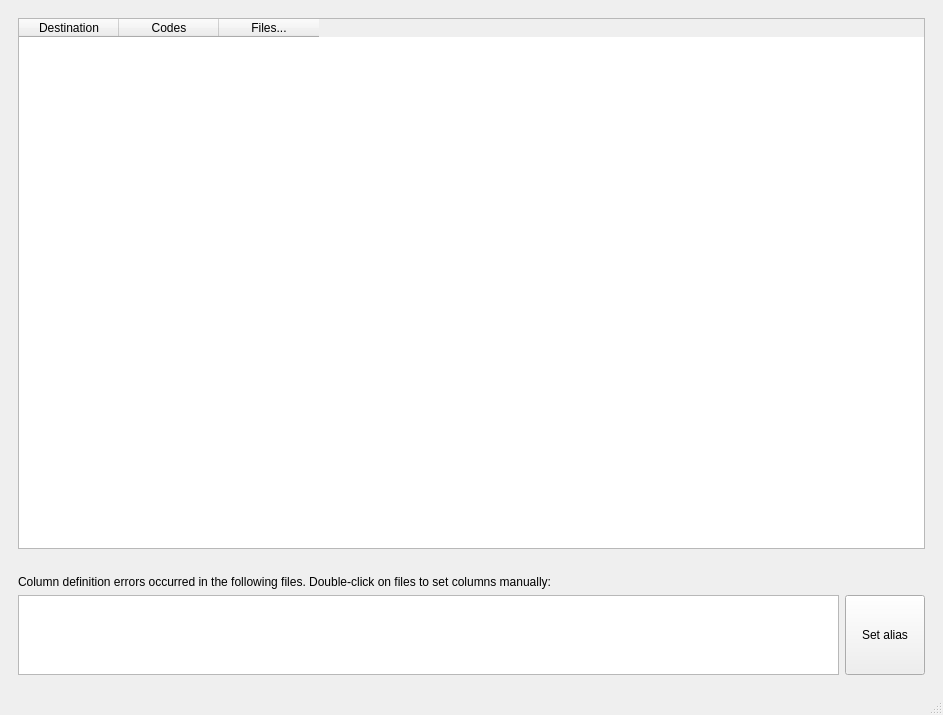
First picture: the form in view/MainWindow.ui, repository VladimirAugust/RatesComporator, before the edit.
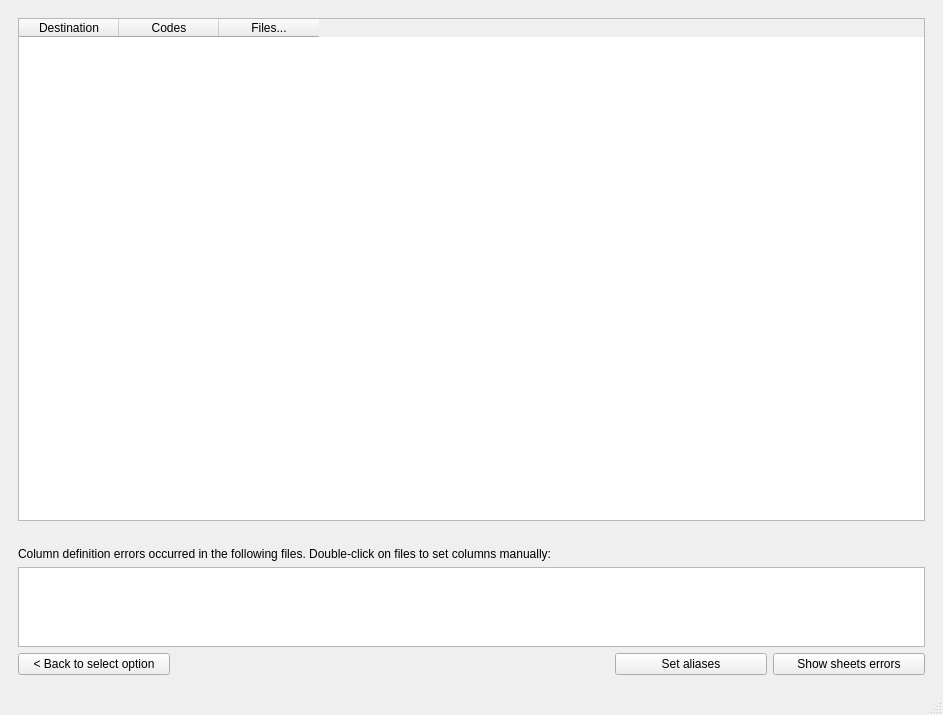
Second picture: the form after the edit. The open tabs and pages were chosen to show the change.

Commit message: + sheet errors recognition UI

Diff of the .ui file:
```diff
--- a/view/MainWindow.ui
+++ b/view/MainWindow.ui
@@ -314,16 +314,59 @@
             </property>
            </widget>
           </item>
-          <item alignment="Qt::AlignVCenter">
-           <widget class="QPushButton" name="clrSetAlias">
+         </layout>
+        </item>
+        <item>
+         <layout class="QGridLayout" name="gridLayout_4">
+          <item row="0" column="0">
+           <widget class="QPushButton" name="page3GoBackBtn">
             <property name="minimumSize">
              <size>
-              <width>0</width>
-              <height>80</height>
+              <width>152</width>
+              <height>0</height>
              </size>
             </property>
             <property name="text">
-             <string>Set alias</string>
+             <string>&lt; Back to select option</string>
+            </property>
+           </widget>
+          </item>
+          <item row="0" column="3">
+           <widget class="QPushButton" name="page3ShowErrorsBtn">
+            <property name="minimumSize">
+             <size>
+              <width>152</width>
+              <height>0</height>
+             </size>
+            </property>
+            <property name="text">
+             <string>Show sheets errors</string>
+            </property>
+           </widget>
+          </item>
+          <item row="0" column="1">
+           <spacer name="horizontalSpacer_3">
+            <property name="orientation">
+             <enum>Qt::Horizontal</enum>
+            </property>
+            <property name="sizeHint" stdset="0">
+             <size>
+              <width>40</width>
+              <height>20</height>
+             </size>
+            </property>
+           </spacer>
+          </item>
+          <item row="0" column="2">
+           <widget class="QPushButton" name="page3SetAliasesBtn">
+            <property name="minimumSize">
+             <size>
+              <width>152</width>
+              <height>0</height>
+             </size>
+            </property>
+            <property name="text">
+             <string>Set aliases</string>
             </property>
            </widget>
           </item>
```
Left out of the diff: 2 changed lines with no effect on the pictures. The commit also changes 8 other files.
